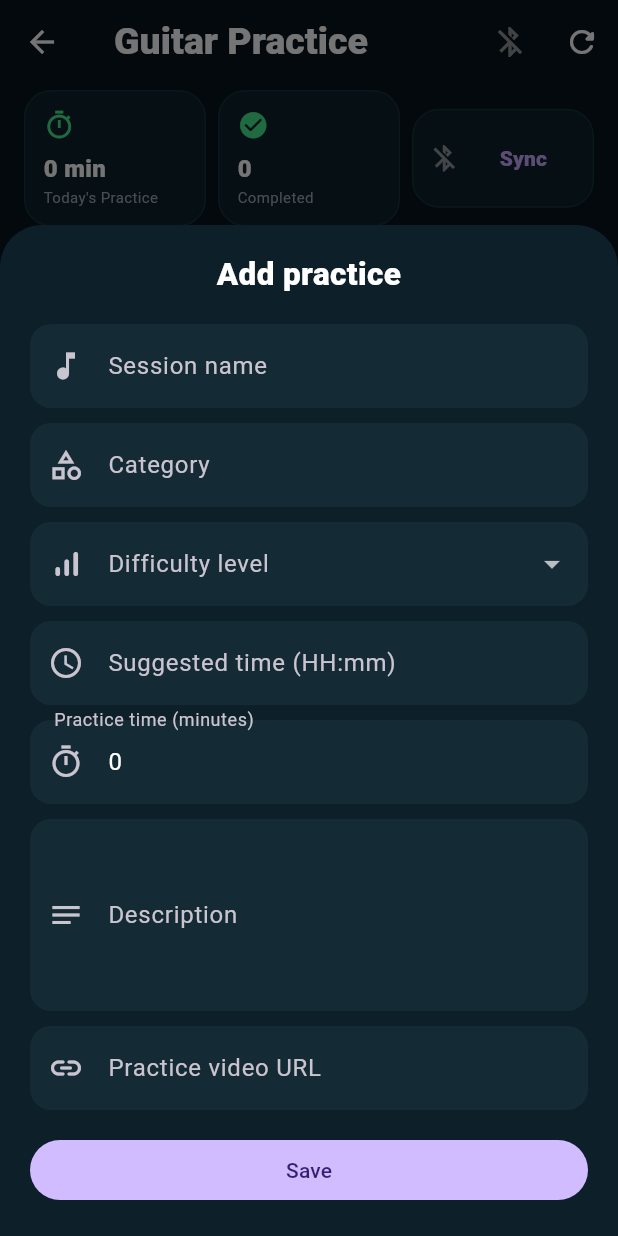
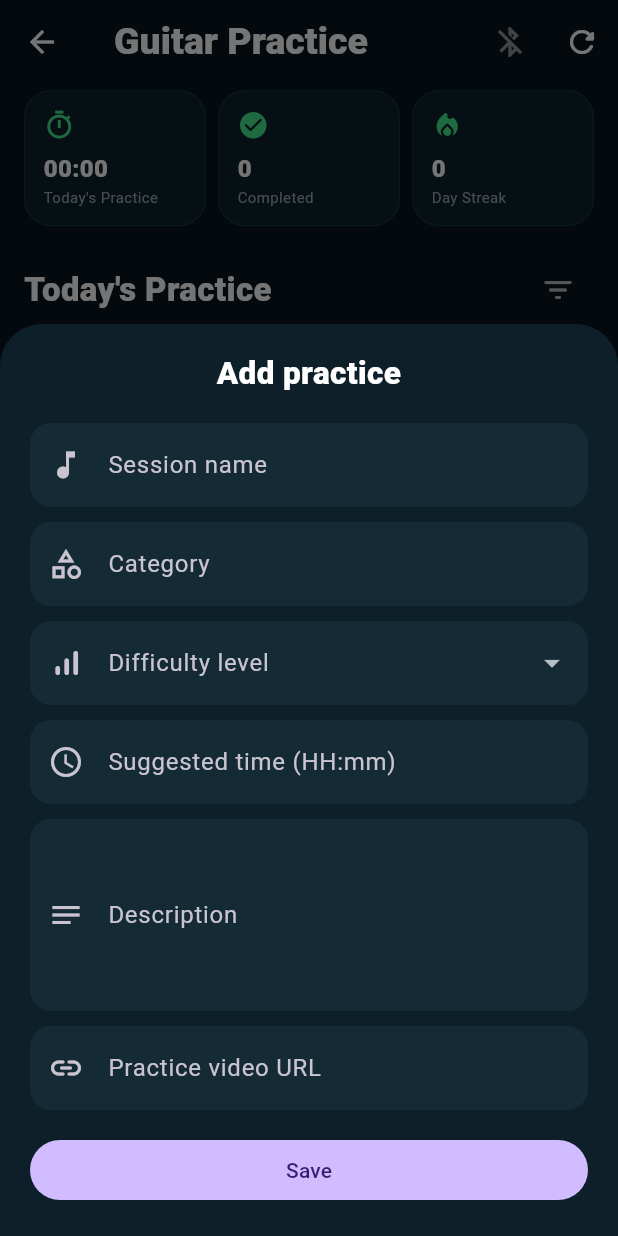
Before and after one commit to sirishdasari/central_app_health, a Flutter app: the GuitarPracticeHomeScreen screen opened directly, after a tap on the "filter list" icon, after a tap on the "add" icon, on a phone screen of 412 x 824 dp. Run offline on Flutter 3.47's test engine with Material 3 defaults, Android fonts, the phone set to English and light mode, and no system bars; our stand-ins replace appwrite, flutter_blue_plus, permission_handler, shared_preferences; missing offline and left inert: health, record, workmanager; accounts and stored records are empty; statements that could not run were skipped.

Commit message:
Add guitar streak and daily practice timer summary

```diff
--- a/lib/guitar_practice_home_screen.dart
+++ b/lib/guitar_practice_home_screen.dart
@@ -1,10 +1,12 @@
 import 'dart:async';
 
 import 'package:flutter/material.dart';
+import 'package:shared_preferences/shared_preferences.dart';
 import 'package:url_launcher/url_launcher.dart';
 
 import 'guitar_practice_api.dart';
 import 'guitar_practice_session_screen.dart';
+import 'guitar_practice_streak.dart';
 import 'smart_guitar_ble.dart';
 
 class GuitarPracticeHomeScreen extends StatefulWidget {
@@ -15,8 +17,10 @@ class GuitarPracticeHomeScreen extends StatefulWidget {
 
 class _GuitarPracticeHomeScreenState extends State<GuitarPracticeHomeScreen> {
   final api = GuitarPracticeApi();
+  final streakService = GuitarPracticeStreak();
   GuitarPracticeResponse? data;
   bool loading = true, syncing = false, connected = false, completedOpen = false;
+  int streak = 0;
   String selectedLevel = 'All';
   String selectedCategory = 'All';
   StreamSubscription<String>? bleSub;
@@ -43,11 +47,35 @@ class _GuitarPracticeHomeScreenState extends State<GuitarPracticeHomeScreen> {
     super.dispose();
   }
 
+  String _todayKey() {
+    final now = DateTime.now();
+    return '${now.year.toString().padLeft(4, '0')}-${now.month.toString().padLeft(2, '0')}-${now.day.toString().padLeft(2, '0')}';
+  }
+
+  Future<void> _ensureToday() async {
+    final prefs = await SharedPreferences.getInstance();
+    const key = 'guitar_daily_counter_date';
+    final today = _todayKey();
+    final lastDate = prefs.getString(key);
+    if (lastDate == null) {
+      // First install: preserve whatever is already today's Appwrite value.
+      await prefs.setString(key, today);
+    } else if (lastDate != today) {
+      await api.resetDailyPracticeTime();
+      await prefs.setString(key, today);
+    }
+  }
+
   Future<void> _load() async {
     if (mounted) setState(() => loading = true);
     try {
+      await _ensureToday();
       final r = await api.list();
-      if (mounted) setState(() => data = r);
+      final s = await streakService.updateForToday(r.dailyPracticeTime);
+      if (mounted) setState(() {
+        data = r;
+        streak = s;
+      });
     } catch (e) {
       if (mounted) _msg('Load failed: $e');
     } finally {
@@ -104,7 +132,7 @@ class _GuitarPracticeHomeScreenState extends State<GuitarPracticeHomeScreen> {
 
   Future<void> _toggle(GuitarPractice p) async {
     try {
-      await api.update(p.id, {'completed': !p.completed});
+      await api.setCompleted(p.id, !p.completed);
       await _load();
     } catch (e) {
       if (mounted) _msg('Update failed: $e');
@@ -150,7 +178,7 @@ class _GuitarPracticeHomeScreenState extends State<GuitarPracticeHomeScreen> {
     }
   }
 
-  int get _todayMinutes => (data?.practices ?? const <GuitarPractice>[]).fold<int>(0, (sum, p) => sum + p.dailyPracticeTime);
+  int get _todayMinutes => data?.dailyPracticeTime ?? 0;
 
   List<GuitarPractice> _filtered(List<GuitarPractice> source) => source.where((p) {
         final levelOk = selectedLevel == 'All' || p.level == selectedLevel;
@@ -163,7 +191,7 @@ class _GuitarPracticeHomeScreenState extends State<GuitarPracticeHomeScreen> {
     return ['All', ...values];
   }
 
-  String _time(int minutes) => minutes < 60 ? '$minutes min' : '${minutes ~/ 60}h ${minutes % 60}m';
+  String _time(int minutes) => '${(minutes ~/ 60).toString().padLeft(2, '0')}:${(minutes % 60).toString().padLeft(2, '0')}';
 
   void _msg(String s) {
     if (mounted) ScaffoldMessenger.of(context).showSnackBar(SnackBar(content: Text(s)));
@@ -247,12 +275,10 @@ class _GuitarPracticeHomeScreenState extends State<GuitarPracticeHomeScreen> {
         const SizedBox(width: 8),
         Expanded(child: _stat(Icons.check_circle_rounded, '${data?.practices.where((p) => p.completed).length ?? 0}', 'Completed')),
         const SizedBox(width: 8),
-        Expanded(child: _syncStat()),
+        Expanded(child: _stat(Icons.local_fire_department_rounded, '$streak', 'Day Streak')),
       ]);
 
   Widget _stat(IconData icon, String value, String label) => Container(padding: const EdgeInsets.symmetric(horizontal: 12, vertical: 12), decoration: BoxDecoration(color: card, borderRadius: BorderRadius.circular(18), border: Border.all(color: border)), child: Column(crossAxisAlignment: CrossAxisAlignment.start, children: [Icon(icon, color: green, size: 21), const SizedBox(height: 7), Text(value, maxLines: 1, overflow: TextOverflow.ellipsis, style: const TextStyle(color: Colors.white, fontWeight: FontWeight.w800, fontSize: 16)), Text(label, maxLines: 1, overflow: TextOverflow.ellipsis, style: const TextStyle(color: muted, fontSize: 10))]));
-
-  Widget _syncStat() => Container(padding: const EdgeInsets.symmetric(horizontal: 10, vertical: 8), decoration: BoxDecoration(color: card, borderRadius: BorderRadius.circular(18), border: Border.all(color: border)), child: Row(children: [Icon(connected ? Icons.bluetooth_connected : Icons.bluetooth_disabled, color: connected ? green : Colors.white54, size: 21), const SizedBox(width: 6), Expanded(child: TextButton(onPressed: syncing ? null : _sync, child: Text(syncing ? 'Syncing' : 'Sync', style: TextStyle(color: connected ? green : purple, fontWeight: FontWeight.w800))))]));
 
   Widget _chip(String text, {bool purple = false}) {
     return Container(padding: const EdgeInsets.symmetric(horizontal: 9, vertical: 4), decoration: BoxDecoration(color: (purple ? const Color(0xFFC9A7FF) : green).withAlpha(28), borderRadius: BorderRadius.circular(20)), child: Text(text, style: TextStyle(color: purple ? const Color(0xFFC9A7FF) : green, fontSize: 11, fontWeight: FontWeight.w700)));
@@ -296,7 +322,6 @@ class _Editor extends StatefulWidget {
 class _EditorState extends State<_Editor> {
   late final title = TextEditingController(text: widget.item?.title ?? '');
   late final time = TextEditingController(text: widget.item?.suggestedTime ?? '');
-  late final dailyPracticeTime = TextEditingController(text: widget.item?.dailyPracticeTime.toString() ?? '0');
   late final description = TextEditingController(text: widget.item?.description ?? '');
   late final link = TextEditingController(text: widget.item?.link ?? '');
   late final category = TextEditingController(text: widget.item?.category ?? '');
@@ -305,7 +330,7 @@ class _EditorState extends State<_Editor> {
 
   @override
   void dispose() {
-    title.dispose(); time.dispose(); dailyPracticeTime.dispose(); description.dispose(); link.dispose(); category.dispose();
+    title.dispose(); time.dispose(); description.dispose(); link.dispose(); category.dispose();
     super.dispose();
   }
 
@@ -313,11 +338,18 @@ class _EditorState extends State<_Editor> {
 
   void _save() {
     final t = title.text.trim();
-    final daily = int.tryParse(dailyPracticeTime.text.trim());
     if (t.isEmpty) return _msg('Enter a practice title');
-    if (daily == null || daily < 0) return _msg('Enter a valid daily practice time');
     if (level.isEmpty) return _msg('Select a difficulty level');
-    Navigator.pop(context, {'title': t, 'suggestedTime': time.text.trim(), 'description': description.text.trim(), 'dailyPracticeTime': daily, 'category': category.text.trim(), 'level': level, 'link': link.text.trim(), 'completed': widget.item?.completed ?? false});
+    final result = <String, dynamic>{
+      'title': t,
+      'suggestedTime': time.text.trim(),
+      'description': description.text.trim(),
+      'category': category.text.trim(),
+      'level': level,
+      'link': link.text.trim(),
+    };
+    if (widget.item == null) result['completed'] = false;
+    Navigator.pop(context, result);
   }
 
   void _msg(String s) => ScaffoldMessenger.of(context).showSnackBar(SnackBar(content: Text(s)));
@@ -336,8 +368,6 @@ class _EditorState extends State<_Editor> {
       const SizedBox(height: 10),
       TextField(controller: time, decoration: _dec('Suggested time (HH:mm)', Icons.schedule), style: const TextStyle(color: Colors.white)),
       const SizedBox(height: 10),
-      TextField(controller: dailyPracticeTime, keyboardType: TextInputType.number, decoration: _dec('Practice time (minutes)', Icons.timer_outlined), style: const TextStyle(color: Colors.white)),
-      const SizedBox(height: 10),
       TextField(controller: description, maxLines: 4, decoration: _dec('Description', Icons.notes), style: const TextStyle(color: Colors.white)),
       const SizedBox(height: 10),
       TextField(controller: link, keyboardType: TextInputType.url, decoration: _dec('Practice video URL', Icons.link_rounded), style: const TextStyle(color: Colors.white)),
```
